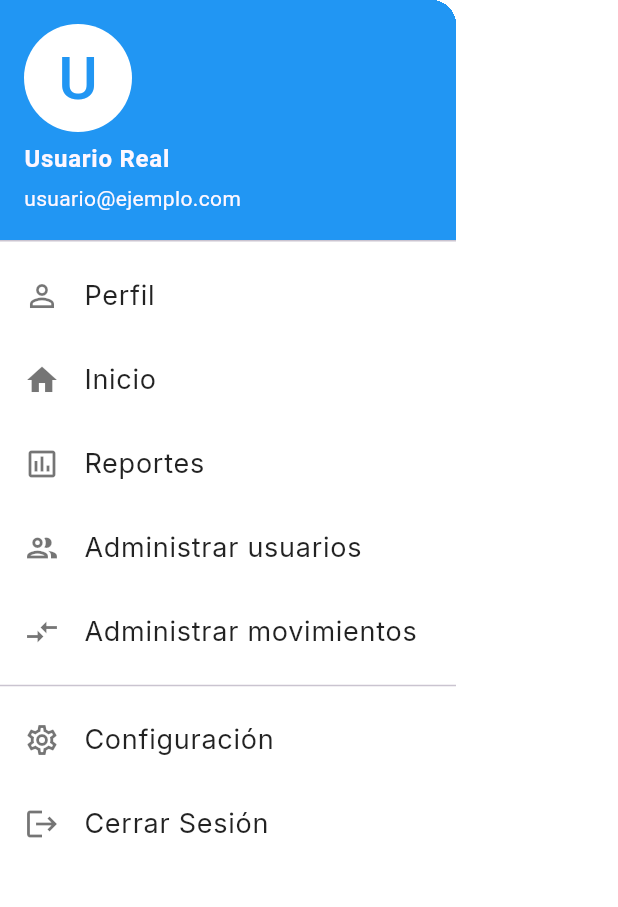
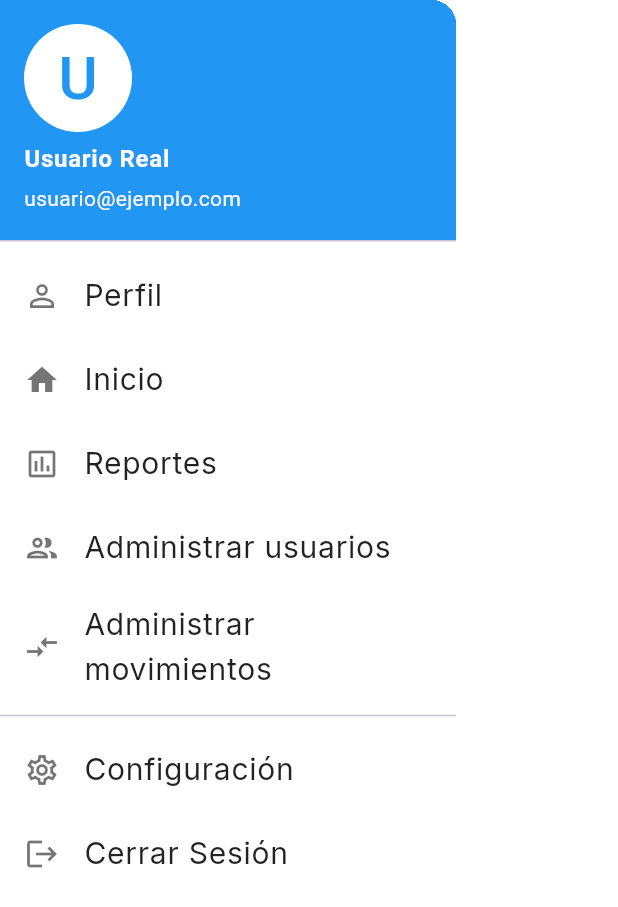
Before and after one commit to Edgarbri26/sicv_flutter, a Flutter app: the Menu widget shown alone on an empty page, opened directly, on a phone screen of 412 x 824 dp. Shown: the top 907 px of the screen. Run offline on Flutter 3.47's test engine with Material 3 defaults, Android fonts, the phone set to English and light mode, and no system bars; our stand-ins replace fl_chart, google_fonts, image_picker, material_symbols_icons.

Commit message:
ajuste el tamaño de los botones del menu

```diff
--- a/lib/ui/widgets/menu.dart
+++ b/lib/ui/widgets/menu.dart
@@ -179,10 +179,12 @@ class Menu extends StatelessWidget {
         style: TextStyle(
           color: isSelected ? Theme.of(context).primaryColor : Colors.black87,
           fontWeight: isSelected ? FontWeight.bold : FontWeight.normal,
+          fontSize: 20
         ),
       ),
       // --- MEJORA: Efecto visual al seleccionar ---
       selected: isSelected,
+      // ignore: deprecated_member_use
       selectedTileColor: Theme.of(context).primaryColor.withOpacity(0.1),
       onTap: () {
         Navigator.pop(context); // Cierra el drawer ANTES de navegar
```
